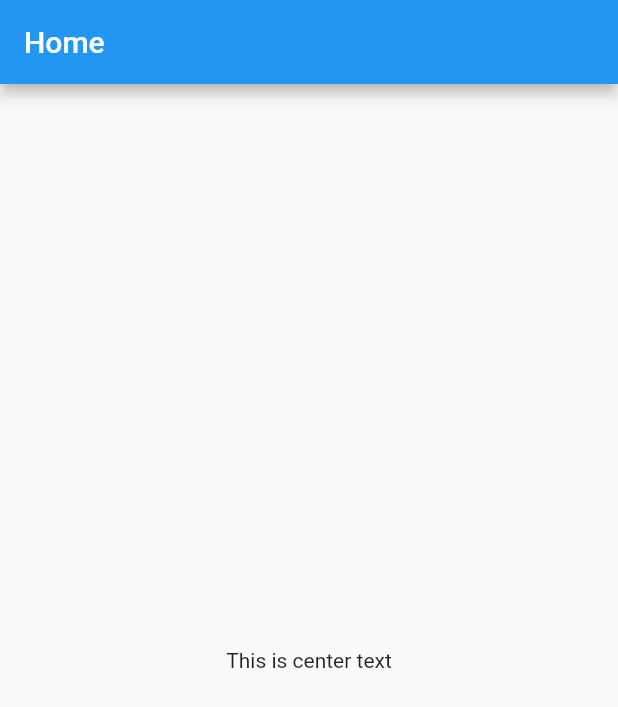
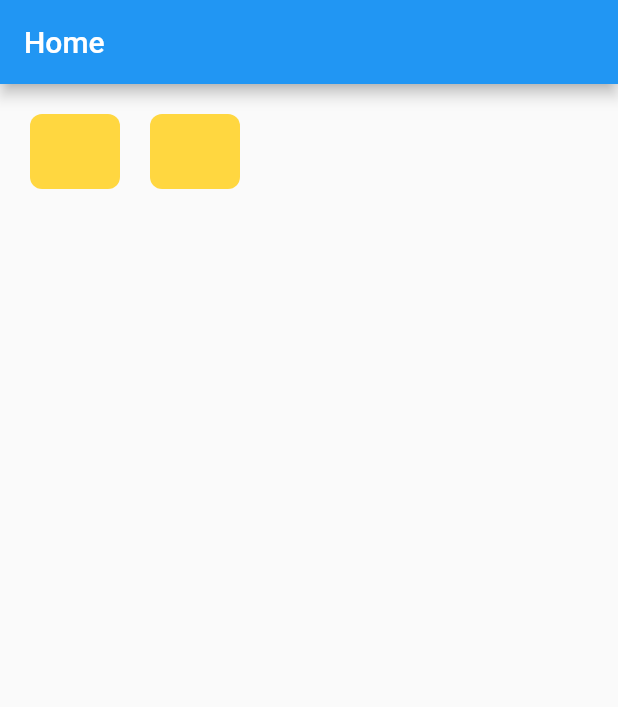
Before and after one commit to rashel007/flutter_app, a Flutter app: the screen it shows after launch, on a phone screen of 412 x 824 dp. Shown: the top 707 px of the screen. Run offline on Flutter 3.47's test engine with Material 2 defaults, Android fonts, the phone set to English and light mode, and no system bars.

Commit message:
text styling, padding, container

```diff
--- a/lib/main.dart
+++ b/lib/main.dart
@@ -1,22 +1,77 @@
 import 'package:flutter/material.dart';
 
 void main() {
-  runApp(MyApp());
+  runApp(MaterialApp(
+    title: 'EA App',
+    home: HomePage(),
+  ));
 }
 
-class MyApp extends StatelessWidget{
+//class HomePage extends StatelessWidget {
+//  @override
+//  Widget build(BuildContext context) {
+//    return Scaffold(
+//        appBar: AppBar(title: Text('Home')),
+//        body: Padding(
+//            padding: EdgeInsets.all(20.0),
+//            child: Center(
+//              child: Text(
+//                "This is text This is text This is text This is text This is text",
+//                textAlign: TextAlign.justify,
+//                style: TextStyle(
+//                    color: Colors.cyan,
+//                    fontSize: 20,
+//                    fontStyle: FontStyle.italic),
+//              ),
+//            )));
+//  }
+//}
 
+//class HomePage extends StatelessWidget {
+//  @override
+//  Widget build(BuildContext context) {
+//    return Scaffold(
+//        appBar: AppBar(title: Text('Home')),
+//        body: Container(
+//          margin: EdgeInsets.only(left: 20, top: 20),
+//          padding: EdgeInsets.all(10.0),
+//          height: 100,
+//          width: 200,
+//          decoration: BoxDecoration(
+//              color: Colors.amberAccent,
+//              borderRadius: BorderRadius.circular(8.0)),
+//          child: Text("Container Text",
+//              style: TextStyle(color: Colors.white, fontSize: 20)),
+//        ));
+//  }
+//}
+
+class HomePage extends StatelessWidget {
   @override
   Widget build(BuildContext context) {
-
-    return MaterialApp(
-      title: 'EA APP',
-      home: Scaffold(
+    return Scaffold(
         appBar: AppBar(title: Text('Home')),
-        body: Center(
-          child: Text("This is center text"),
-        )
-      ),
-    );
+        body: Row(
+          children: <Widget>[
+            Container(
+              margin: EdgeInsets.only(left: 20, top: 20),
+              padding: EdgeInsets.all(10.0),
+              height: 50,
+              width: 60,
+              decoration: BoxDecoration(
+                  color: Colors.amberAccent,
+                  borderRadius: BorderRadius.circular(8.0)),
+            ),
+            Container(
+              margin: EdgeInsets.only(left: 20, top: 20),
+              padding: EdgeInsets.all(10.0),
+              height: 50,
+              width: 60,
+              decoration: BoxDecoration(
+                  color: Colors.amberAccent,
+                  borderRadius: BorderRadius.circular(8.0)),
+            )
+          ],
+        ));
   }
 }
```
